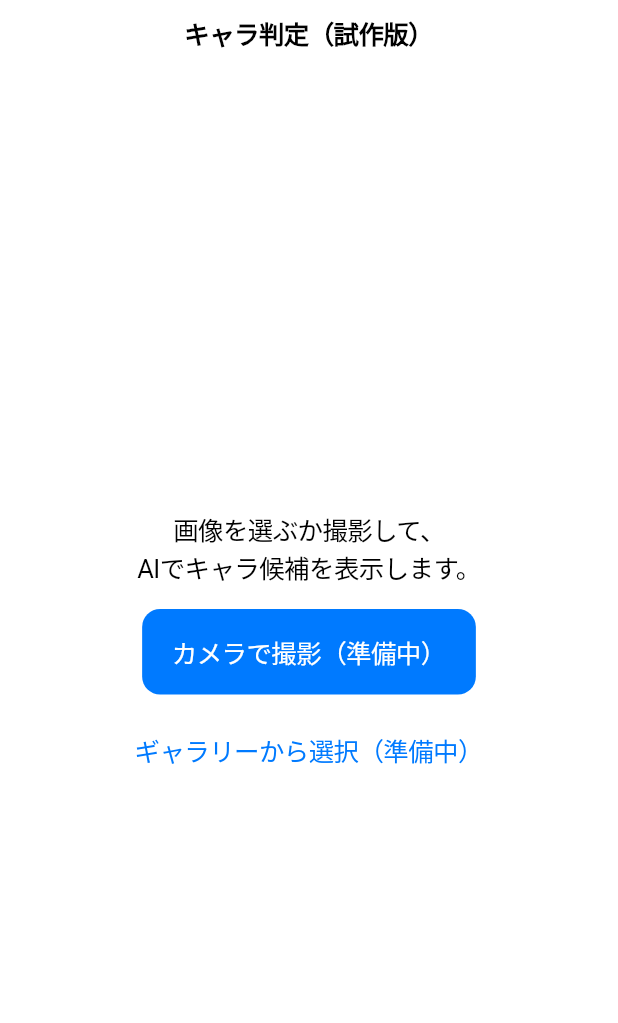
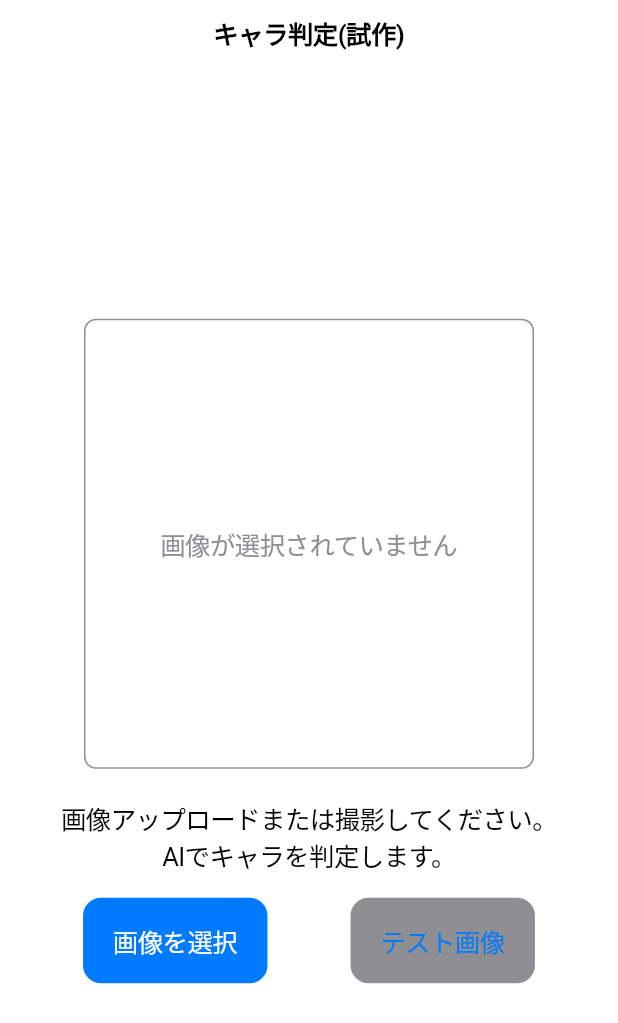
Before and after one commit to datefujinari/AI_characterjudgment_kimetu, a Flutter app: the screen it shows after launch, on a phone screen of 412 x 824 dp. Shown: the top 1023 px of the screen. Run offline on Flutter 3.47's test engine with Material 3 defaults, Android fonts, the light colour scheme and no system bars; our stand-ins replace file_picker, image_picker.

Commit message:
🚀 Flutter Cupertino UI実装完了
主な変更:
- Cupertino デザインによる iOS 風 UI 実装
- 画像選択・プレビュー機能追加
- TensorFlow Lite モデル読み込み準備
- assets フォルダ構成とモデルファイル配置
- macOS 対応の基本実装
- README.md を現在の実装状況に更新

技術スタック:
- Flutter 3.32.8 + Cupertino
- tflite_flutter ^0.11.0
- file_picker ^8.0.0+1
- image_picker ^1.1.2

次のステップ: プラグイン安定化と推論機能統合

```diff
--- /dev/null
+++ b/assets/models/labels.txt
@@ -0,0 +1,5 @@
+0 竈門炭治郎
+1 竈門禰󠄀豆子
+2 我妻善逸
+3 嘴平伊之助
+4 栗花落カナヲ
--- a/lib/main.dart
+++ b/lib/main.dart
@@ -1,58 +1,237 @@
 import 'package:flutter/cupertino.dart';
+// import 'package:tflite_flutter/tflite_flutter.dart'; // 一時的に無効化
+import 'package:image_picker/image_picker.dart';
+import 'package:file_picker/file_picker.dart';
+import 'dart:io';
 
-// アプリのエントリポイント（最初に実行される関数）
+// アプリのエントリポイント（最初に実行される場所）
 void main() {
-  // runAppに最上位ウィジェット（CupertinoApp）を渡す
-  runApp(const KimetsuApp());
+  // runAppに最上位ウィジェットを渡してアプリを起動
+  runApp(const kimetuApp());
 }
 
-// Cupertinoスタイルの最上位ウィジェット
-class KimetsuApp extends StatelessWidget {
-  const KimetsuApp({super.key});
+// Cupertinoスタイルのアプリの最上位ウィジェット
+class kimetuApp extends StatelessWidget {
+  const kimetuApp({super.key});
 
   @override
   Widget build(BuildContext context) {
+    // CupertinoAppウィジェットを返す
     return const CupertinoApp(
-      // ダーク/ライトは後で好みで
-      theme: CupertinoThemeData(brightness: Brightness.light),
-      home: HomePage(),
+      theme: CupertinoThemeData(
+        brightness: Brightness.light, // 明るいテーマを指定
+      ),
+      home: HomePage(), // ホーム画面としてHomePageウィジェットを指定
     );
   }
 }
 
-// ホーム画面
-class HomePage extends StatelessWidget {
+// ホーム画面のウィジェット
+class HomePage extends StatefulWidget {
   const HomePage({super.key});
+
+  @override
+  State<HomePage> createState() => _HomePageState();
+}
+
+class _HomePageState extends State<HomePage> {
+  // Interpreter? interpreter; // 一時的に無効化
+  File? selectedImage;
+  final ImagePicker _picker = ImagePicker();
+
+  @override
+  void initState() {
+    super.initState();
+    // loadModel(); // 一時的に無効化
+  }
+
+  // モデルの読み込み（一時的に無効化）
+  /*
+  Future<void> loadModel() async {
+    try {
+      interpreter = await Interpreter.fromAsset('assets/models/model.tflite');
+      print('モデルの読み込み成功');
+    } catch (e) {
+      print('モデル読み込みエラー: $e');
+    }
+  }
+  */
+
+  // テスト用画像の設定
+  void setTestImage() {
+    // ユーザーのホームディレクトリからテスト画像を設定
+    String? homeDir = Platform.environment['HOME'];
+    if (homeDir != null) {
+      List<String> testPaths = [
+        '$homeDir/Desktop/tanjiro_04.png',
+        '$homeDir/Desktop/test_image.jpg',
+        '$homeDir/Downloads/tanjiro_04.png',
+        '$homeDir/Pictures/test_image.jpg',
+        '$homeDir/Desktop/test.jpg',
+        '$homeDir/Downloads/test.jpg',
+        '$homeDir/Pictures/test.jpg',
+      ];
+
+      for (String path in testPaths) {
+        File testFile = File(path);
+        if (testFile.existsSync()) {
+          setState(() {
+            selectedImage = testFile;
+          });
+          print('テスト画像を設定しました: $path');
+          return;
+        }
+      }
+    }
+    print(
+      'テスト用画像が見つかりませんでした。デスクトップ、ダウンロード、または画像フォルダにtest_image.jpgまたはtest.jpgを配置してください。',
+    );
+  }
+
+  Future<void> selectImage() async {
+    try {
+      print('画像選択を開始します...');
+
+      // macOSではfile_pickerを使用
+      if (Platform.isMacOS) {
+        print('macOSでfile_pickerを使用します');
+
+        try {
+          FilePickerResult? result = await FilePicker.platform.pickFiles(
+            type: FileType.any, // まず any で試す
+            allowMultiple: false,
+          );
+
+          print('ファイルピッカー結果: $result');
+          if (result != null) {
+            print('選択されたファイル数: ${result.files.length}');
+            String? filePath = result.files.single.path;
+            print('ファイルパス: $filePath');
+            if (filePath != null) {
+              // 画像ファイルかどうかチェック
+              String lowerPath = filePath.toLowerCase();
+              if (lowerPath.endsWith('.jpg') ||
+                  lowerPath.endsWith('.jpeg') ||
+                  lowerPath.endsWith('.png') ||
+                  lowerPath.endsWith('.gif') ||
+                  lowerPath.endsWith('.bmp')) {
+                setState(() {
+                  selectedImage = File(filePath);
+                });
+                print('画像が選択されました: $filePath');
+              } else {
+                print('選択されたファイルは画像形式ではありません: $filePath');
+              }
+            } else {
+              print('ファイルパスがnullです');
+            }
+          } else {
+            print('画像選択がキャンセルされました（resultがnull）');
+          }
+        } catch (e) {
+          print('file_picker エラー: $e');
+          print('代替方法を使用してください（テスト画像ボタン）');
+        }
+      } else {
+        // iOS/Androidではimage_pickerを使用
+        final XFile? image = await _picker.pickImage(
+          source: ImageSource.gallery,
+          maxWidth: 1800,
+          maxHeight: 1800,
+          imageQuality: 80,
+        );
+
+        if (image != null) {
+          setState(() {
+            selectedImage = File(image.path);
+          });
+          print('画像が選択されました: ${image.path}');
+
+          // 画像を選択したら推論を実行
+          // if (interpreter != null) {
+          //   await predictImage();
+          // }
+        }
+      }
+    } catch (e) {
+      print('画像選択エラー: $e');
+    }
+  }
+
+  // 画像推論機能（一時的に無効化）
+  /*
+  Future<void> predictImage() async {
+    if (selectedImage == null || interpreter == null) return;
+
+    try {
+      print('画像推論を開始します...');
+      // TODO: 画像の前処理と推論処理を実装
+      print('推論処理は後で実装します');
+    } catch (e) {
+      print('推論エラー: $e');
+    }
+  }
+  */
 
   @override
   Widget build(BuildContext context) {
     return CupertinoPageScaffold(
-      navigationBar: const CupertinoNavigationBar(middle: Text('キャラ判定（試作版）')),
+      navigationBar: const CupertinoNavigationBar(
+        middle: Text('キャラ判定(試作)'), // ナビゲーションバーのタイトル
+      ),
       child: SafeArea(
         child: Center(
-          // まずは動く骨組み。後でカメラ/ギャラリー、AI判定を追加
           child: Column(
             mainAxisAlignment: MainAxisAlignment.center,
             children: [
+              // 選択された画像を表示
+              if (selectedImage != null)
+                Container(
+                  width: 300,
+                  height: 300,
+                  decoration: BoxDecoration(
+                    border: Border.all(color: CupertinoColors.systemGrey),
+                    borderRadius: BorderRadius.circular(8),
+                  ),
+                  child: Image.file(selectedImage!, fit: BoxFit.cover),
+                )
+              else
+                Container(
+                  width: 300,
+                  height: 300,
+                  decoration: BoxDecoration(
+                    border: Border.all(color: CupertinoColors.systemGrey),
+                    borderRadius: BorderRadius.circular(8),
+                  ),
+                  child: const Center(
+                    child: Text(
+                      '画像が選択されていません',
+                      style: TextStyle(color: CupertinoColors.systemGrey),
+                    ),
+                  ),
+                ),
+              const SizedBox(height: 20),
               const Text(
-                '画像を選ぶか撮影して、\nAIでキャラ候補を表示します。',
+                '画像アップロードまたは撮影してください。\nAIでキャラを判定します。',
                 textAlign: TextAlign.center,
               ),
               const SizedBox(height: 16),
-              CupertinoButton.filled(
-                // TODO: ここでカメラ起動を実装
-                onPressed: () {
-                  // 後で実装：カメラプレビュー→撮影→判定
-                },
-                child: const Text('カメラで撮影（準備中）'),
-              ),
-              const SizedBox(height: 8),
-              CupertinoButton(
-                // TODO: ここでギャラリー選択を実装
-                onPressed: () {
-                  // 後で実装：ギャラリー→画像選択→判定
-                },
-                child: const Text('ギャラリーから選択（準備中）'),
+              Row(
+                mainAxisAlignment: MainAxisAlignment.spaceEvenly,
+                children: [
+                  CupertinoButton.filled(
+                    onPressed: selectImage,
+                    child: const Text('画像を選択'),
+                  ),
+                  CupertinoButton(
+                    color: CupertinoColors.systemGrey,
+                    onPressed: () {
+                      print('テストボタンが押されました');
+                      setTestImage();
+                    },
+                    child: const Text('テスト画像'),
+                  ),
+                ],
               ),
             ],
           ),
--- a/pubspec.yaml
+++ b/pubspec.yaml
@@ -16,6 +16,8 @@ dependencies:
   cupertino_icons: ^1.0.8
   camera: ^0.10.6   # カメラ撮影/プレビュー用（例）
   image_picker: ^1.1.2  # 端末ギャラリーから画像選択（例）
+  file_picker: ^8.0.0+1  # macOS対応ファイルピッカー
+  # tflite_flutter: ^0.11.0  # TensorFlow Lite Flutter用（一時的に無効化）
 
 
 dev_dependencies:
@@ -28,3 +30,7 @@ dev_dependencies:
 flutter:
 
   uses-material-design: true
+
+  assets:
+    - assets/
+    - assets/models/
```
Also changed, not shown: pubspec.lock, 6 other files.
